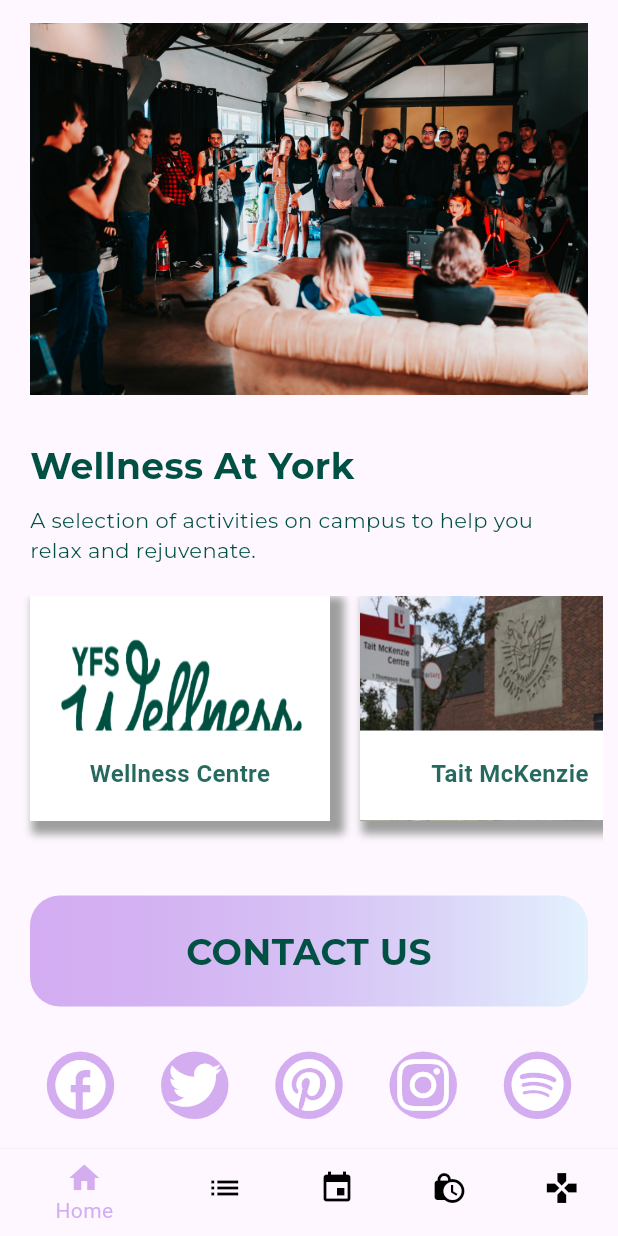
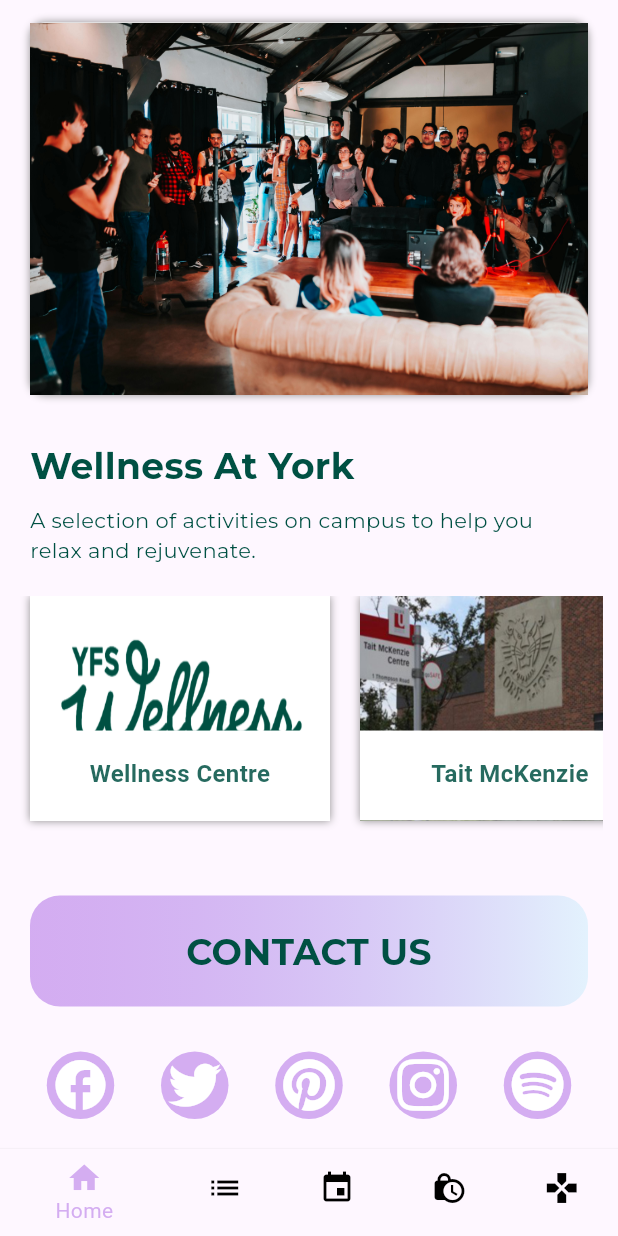
Before and after one commit to EhabHaque/wellness-app-master, a Flutter app: the screen it shows after launch, scrolled down 337 dp, after a tap on the "facebook" icon, on a phone screen of 412 x 824 dp. Run offline on Flutter 3.47's test engine with Material 3 defaults, Android fonts, the phone set to English and light mode, and no system bars; our stand-ins replace appwrite, google_fonts, shared_preferences; missing offline and left inert: add_2_calendar.

Commit message:
UI updates

```diff
--- a/lib/ResourcesPage.dart
+++ b/lib/ResourcesPage.dart
@@ -9,7 +9,7 @@ class ResourcesPage extends StatelessWidget {
       appBar: AppBar(
           title: Text(
         'RESOURCES',
-        style: textStyle(25, Colors.black87, FontWeight.bold),
+        style: textStyle(25, Colors.black87, FontWeight.w700),
       )),
       body: ListView.builder(
         itemCount: 9, // Switch Back to 10 if adding videos.
@@ -142,8 +142,7 @@ class ResourceDetailPage extends StatelessWidget {
       body: SingleChildScrollView(
         child: Padding(
             padding: const EdgeInsets.all(16.0),
-            child: MentalHealthPage(resourceName)
-            ),
+            child: MentalHealthPage(resourceName)),
       ),
     );
   }
--- a/lib/events.dart
+++ b/lib/events.dart
@@ -34,7 +34,7 @@ class _EventState extends State<Event> {
       appBar: AppBar(
         // title: Text("Events", style: GoogleFonts.getFont("Montserrat")),
         title: Text("EVENTS",
-            style: textStyle(25, Colors.black87, FontWeight.bold)),
+            style: textStyle(25, Colors.black87, FontWeight.w700)),
       ),
       body: CustomScrollView(
         slivers: [
--- a/lib/main.dart
+++ b/lib/main.dart
@@ -294,14 +294,14 @@ class _HomePage extends State<HomePage> {
                         color: Colors.white, // Background color of the box
                         borderRadius:
                             BorderRadius.circular(10), // Border radius
-                        // boxShadow: [
-                        //   BoxShadow(
-                        //     color: Colors.grey.withOpacity(.85), // Shadow color
-                        //     spreadRadius: 5,
-                        //     blurRadius: 7,
-                        //     offset: Offset(5, 5), // Changes position of shadow
-                        //   ),
-                        // ],
+                        boxShadow: [
+                          BoxShadow(
+                            color: Color.fromARGB(255, 143, 142, 142),
+                            // spreadRadius: 4,
+                            blurRadius: 4,
+                            offset: Offset(0, 0), // Shadow position
+                          ),
+                        ],
                       ),
                       child: Image.asset(
                         "assets/images/stockEvents.png",
@@ -375,8 +375,8 @@ class _HomePage extends State<HomePage> {
                         appTheme.primaryColor,
                         appTheme.secondaryHeaderColor
                       ]), // Solid border
-                      borderRadius:
-                          BorderRadius.circular(20), // Rounded corners
+                      borderRadius: BorderRadius.circular(20),
+                      // Rounded corners
                     ),
                     child: Text(
                       'CONTACT US',
@@ -403,7 +403,9 @@ class _HomePage extends State<HomePage> {
                     icon: Icons.facebook,
                     onPressed: () async {
                       launchUrl(
-                          Uri.parse('https://www.facebook.com/yfslocal68'));
+                          Uri.parse(
+                              'https://www.facebook.com/yfslocal68/about'),
+                          webViewConfiguration: WebViewConfiguration());
 
                       // Handle Pinterest button press
                       // Add your navigation logic or URL launch here
@@ -412,8 +414,7 @@ class _HomePage extends State<HomePage> {
                   CircularButton(
                     icon: CustomIcons.twitter,
                     onPressed: () async {
-                      launchUrl(
-                          Uri.parse('https://twitter.com/yfslocal68?lang=en'));
+                      launchUrl(Uri.parse('https://x.com/yfslocal68?lang=en'));
                       // Handle Twitter button press
                       // Add your navigation logic or URL launch here
                     },
@@ -523,10 +524,10 @@ class WellnessActivityCard extends StatelessWidget {
                       ),
                       boxShadow: [
                         BoxShadow(
-                          color: Colors.grey,
-                          spreadRadius: 4,
+                          color: Color.fromARGB(255, 143, 142, 142),
+                          // spreadRadius: 4,
                           blurRadius: 4,
-                          offset: Offset(5, 5), // Shadow position
+                          offset: Offset(0, 0), // Shadow position
                         ),
                       ],
                     ),
--- a/lib/timeOptions.dart
+++ b/lib/timeOptions.dart
@@ -8,7 +8,7 @@ class TimeOptions extends StatelessWidget {
   Widget build(BuildContext context) {
     final provider = Provider.of<TimerService>(context);
     return SingleChildScrollView(
-      controller: ScrollController(initialScrollOffset: 207),
+      controller: ScrollController(initialScrollOffset: 225),
       scrollDirection: Axis.horizontal,
       child: Row(
           children: selectableTimes.map((time) {
```
Also changed, not shown: lib/pomodoro.dart (+20 -16 lines), lib/wellness_activities_mainpage.dart (+8 -0 lines), 14 other files.
